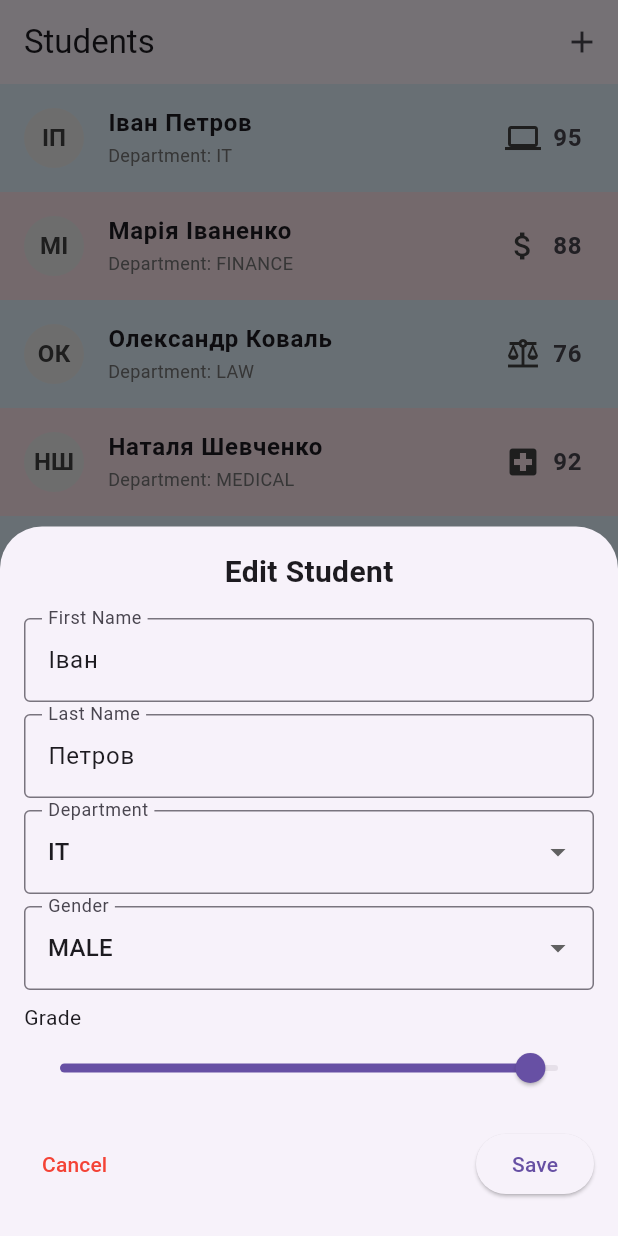
After one commit to KravMark/kravtzov_kiuki_21_9, a Flutter app: the screen it shows after launch, after a tap on an icon or button, on a phone screen of 412 x 824 dp. The commit adds this screen. Run offline on Flutter 3.47's test engine with Material 3 defaults, Android fonts, the phone set to English and light mode, and no system bars.

Commit message:
лабораторна 2

```diff
--- a/lib/main.dart
+++ b/lib/main.dart
@@ -2,6 +2,7 @@ import 'package:flutter/material.dart';
 import 'widgets/students.dart';
 
 void main() {
+  WidgetsFlutterBinding.ensureInitialized();
   runApp(const MyApp());
 }
 
@@ -15,7 +16,7 @@ class MyApp extends StatelessWidget {
       theme: ThemeData(
         primarySwatch: Colors.blue,
       ),
-      home: StudentsScreen(),
+      home: const StudentsScreen(),
     );
   }
 }
--- /dev/null
+++ b/lib/widgets/new_student.dart
@@ -0,0 +1,149 @@
+import 'package:flutter/material.dart';
+import '../models/enums.dart';
+import '../models/student_item.dart';
+
+class NewStudent extends StatefulWidget {
+  final Student? student;
+  final void Function(Student) onSubmit;
+
+  const NewStudent({
+    Key? key,
+    this.student,
+    required this.onSubmit,
+  }) : super(key: key);
+
+  @override
+  State<NewStudent> createState() => _NewStudentState();
+}
+
+class _NewStudentState extends State<NewStudent> {
+  late TextEditingController _firstNameController;
+  late TextEditingController _lastNameController;
+  Department _selectedDepartment = Department.it;
+  Gender _selectedGender = Gender.male;
+  int _grade = 0;
+
+  @override
+  void initState() {
+    super.initState();
+    _firstNameController = TextEditingController(text: widget.student?.firstName ?? '');
+    _lastNameController = TextEditingController(text: widget.student?.lastName ?? '');
+    _selectedDepartment = widget.student?.department ?? Department.it;
+    _selectedGender = widget.student?.gender ?? Gender.male;
+    _grade = widget.student?.grade ?? 0;
+  }
+
+  @override
+  void dispose() {
+    _firstNameController.dispose();
+    _lastNameController.dispose();
+    super.dispose();
+  }
+
+  void _handleSave() {
+    final newStudent = Student(
+      firstName: _firstNameController.text.trim(),
+      lastName: _lastNameController.text.trim(),
+      department: _selectedDepartment,
+      grade: _grade,
+      gender: _selectedGender,
+    );
+    widget.onSubmit(newStudent);
+    Navigator.of(context).pop();
+  }
+
+  void _handleCancel() {
+    Navigator.of(context).pop();
+  }
+
+  @override
+  Widget build(BuildContext context) {
+    return SingleChildScrollView(
+      padding: EdgeInsets.only(
+        bottom: MediaQuery.of(context).viewInsets.bottom,
+      ),
+      child: Padding(
+        padding: const EdgeInsets.fromLTRB(16, 16, 16, 24),
+        child: Column(
+          mainAxisSize: MainAxisSize.min,
+          children: [
+            Text(widget.student == null ? 'Add New Student' : 'Edit Student', style: const TextStyle(fontSize: 20, fontWeight: FontWeight.bold)),
+            const SizedBox(height: 16),
+            TextField(
+              controller: _firstNameController,
+              decoration: const InputDecoration(labelText: 'First Name', border: OutlineInputBorder()),
+            ),
+            const SizedBox(height: 8),
+            TextField(
+              controller: _lastNameController,
+              decoration: const InputDecoration(labelText: 'Last Name', border: OutlineInputBorder()),
+            ),
+            const SizedBox(height: 8),
+            DropdownButtonFormField<Department>(
+              value: _selectedDepartment,
+              decoration: const InputDecoration(labelText: 'Department', border: OutlineInputBorder()),
+              items: Department.values.map((dept) {
+                return DropdownMenuItem<Department>(
+                  value: dept,
+                  child: Text(dept.name.toUpperCase()),
+                );
+              }).toList(),
+              onChanged: (newVal) {
+                if (newVal != null) {
+                  setState(() {
+                    _selectedDepartment = newVal;
+                  });
+                }
+              },
+            ),
+            const SizedBox(height: 8),
+            DropdownButtonFormField<Gender>(
+              value: _selectedGender,
+              decoration: const InputDecoration(labelText: 'Gender', border: OutlineInputBorder()),
+              items: Gender.values.map((g) {
+                return DropdownMenuItem<Gender>(
+                  value: g,
+                  child: Text(g.name.toUpperCase()),
+                );
+              }).toList(),
+              onChanged: (val) {
+                if (val != null) {
+                  setState(() {
+                    _selectedGender = val;
+                  });
+                }
+              },
+            ),
+            const SizedBox(height: 8),
+            Column(
+              crossAxisAlignment: CrossAxisAlignment.start,
+              children: [
+                const Text('Grade'),
+                Slider(
+                  value: _grade.toDouble(),
+                  min: 0,
+                  max: 100,
+                  divisions: 100,
+                  label: _grade.toString(),
+                  onChanged: (val) {
+                    setState(() {
+                      _grade = val.toInt();
+                    });
+                  },
+                ),
+              ],
+            ),
+            const SizedBox(height: 16),
+            Row(
+              mainAxisAlignment: MainAxisAlignment.spaceBetween,
+              children: [
+                TextButton(onPressed: _handleCancel, child: const Text('Cancel', style: TextStyle(color: Colors.red))),
+                ElevatedButton(onPressed: _handleSave, child: const Text('Save')),
+              ],
+            ),
+          ],
+        ),
+      ),
+    );
+  }
+}
--- a/lib/widgets/students.dart
+++ b/lib/widgets/students.dart
@@ -1,11 +1,78 @@
 import 'package:flutter/material.dart';
+import '../models/enums.dart';
 import '../models/student_item.dart';
-import '../models/enums.dart';
+import 'new_student.dart';
 
-class StudentItemWidget extends StatelessWidget {
-  final Student student;
+class StudentsScreen extends StatefulWidget {
+  const StudentsScreen({Key? key}) : super(key: key);
 
-  const StudentItemWidget({Key? key, required this.student}) : super(key: key);
+  @override
+  State<StudentsScreen> createState() => _StudentsScreenState();
+}
+
+class _StudentsScreenState extends State<StudentsScreen> {
+  List<Student> _students = [
+    Student(firstName: 'Іван', lastName: 'Петров', department: Department.it, grade: 95, gender: Gender.male),
+    Student(firstName: 'Марія', lastName: 'Іваненко', department: Department.finance, grade: 88, gender: Gender.female),
+    Student(firstName: 'Олександр', lastName: 'Коваль', department: Department.law, grade: 76, gender: Gender.male),
+    Student(firstName: 'Наталя', lastName: 'Шевченко', department: Department.medical, grade: 92, gender: Gender.female),
+    Student(firstName: 'Андрій', lastName: 'Сидоренко', department: Department.it, grade: 60, gender: Gender.male),
+  ];
+
+  Student? _lastDeletedStudent;
+  int? _lastDeletedIndex;
+
+  void _showNewStudentModal({Student? editingStudent, int? editingIndex}) {
+    showModalBottomSheet(
+      context: context,
+      isScrollControlled: true,
+      builder: (ctx) {
+        return NewStudent(
+          student: editingStudent,
+          onSubmit: (newStudent) {
+            setState(() {
+              if (editingIndex != null) {
+                _students[editingIndex] = newStudent;
+              } else {
+                _students.add(newStudent);
+              }
+            });
+          },
+        );
+      },
+    );
+  }
+
+  void _deleteStudent(int index) {
+    setState(() {
+      _lastDeletedStudent = _students[index];
+      _lastDeletedIndex = index;
+      _students.removeAt(index);
+    });
+    _showUndoSnackbar();
+  }
+
+  void _showUndoSnackbar() {
+    ScaffoldMessenger.of(context).showSnackBar(
+      SnackBar(
+        content: const Text('Student deleted'),
+        action: SnackBarAction(
+          label: 'Undo',
+          onPressed: _undoDelete,
+        ),
+      ),
+    );
+  }
+
+  void _undoDelete() {
+    if (_lastDeletedStudent != null && _lastDeletedIndex != null) {
+      setState(() {
+        _students.insert(_lastDeletedIndex!, _lastDeletedStudent!);
+      });
+    }
+    _lastDeletedStudent = null;
+    _lastDeletedIndex = null;
+  }
 
   Color _getBackgroundColorByGender(Gender gender) {
     return gender == Gender.male ? Colors.blue.shade50 : Colors.pink.shade50;
@@ -13,7 +80,29 @@ class StudentItemWidget extends StatelessWidget {
 
   @override
   Widget build(BuildContext context) {
-    return Container(
+    return Scaffold(
+      appBar: AppBar(
+        title: const Text('Students'),
+        actions: [
+          IconButton(icon: const Icon(Icons.add), onPressed: () => _showNewStudentModal()),
+        ],
+      ),
+      body: ListView.builder(
+        itemCount: _students.length,
+        itemBuilder: (ctx, index) {
+          final student = _students[index];
+          return Dismissible(
+            key: ValueKey(student),
+            background: Container(color: Colors.red, child: const Align(alignment: Alignment.centerLeft, child: Padding(padding: EdgeInsets.only(left: 16.0), child: Icon(Icons.delete, color: Colors.white)))),
+            secondaryBackground: Container(color: Colors.red, child: const Align(alignment: Alignment.centerRight, child: Padding(padding: EdgeInsets.only(right: 16.0), child: Icon(Icons.delete, color: Colors.white)))),
+            onDismissed: (direction) {
+              _deleteStudent(index);
+            },
+            child: InkWell(
+              onTap: () {
+                _showNewStudentModal(editingStudent: student, editingIndex: index);
+              },
+              child: Container(
                 color: _getBackgroundColorByGender(student.gender),
                 child: ListTile(
                   leading: CircleAvatar(
@@ -21,96 +110,25 @@ class StudentItemWidget extends StatelessWidget {
                     child: Text(
                       (student.firstName.isNotEmpty ? student.firstName[0].toUpperCase() : '') +
                       (student.lastName.isNotEmpty ? student.lastName[0].toUpperCase() : ''),
-            style: TextStyle(
-              fontWeight: FontWeight.bold,
-              color: Colors.grey.shade800,
+                      style: TextStyle(fontWeight: FontWeight.bold, color: Colors.grey.shade800),
+                    ),
+                  ),
+                  title: Text('${student.firstName} ${student.lastName}', style: const TextStyle(fontSize: 16, fontWeight: FontWeight.w600)),
+                  subtitle: Text('Department: ${student.department.name.toUpperCase()}', style: TextStyle(fontSize: 12, color: Colors.grey.shade600)),
+                  trailing: Row(
+                    mainAxisSize: MainAxisSize.min,
+                    children: [
+                      Icon(departmentIcons[student.department], color: Colors.grey.shade800),
+                      const SizedBox(width: 8),
+                      Text(student.grade.toString(), style: const TextStyle(fontSize: 16, fontWeight: FontWeight.bold)),
+                    ],
                   ),
                 ),
               ),
-        title: Text(
-          '${student.firstName} ${student.lastName}',
-          style: const TextStyle(
-            fontSize: 16,
-            fontWeight: FontWeight.w600,
             ),
-        ),
-        subtitle: Text(
-          'Department: ${student.department.name.toUpperCase()}',
-          style: TextStyle(fontSize: 12, color: Colors.grey.shade600),
-        ),
-        trailing: Row(
-          mainAxisSize: MainAxisSize.min,
-          children: [
-            Icon(
-              departmentIcons[student.department],
-              color: Colors.grey.shade800,
-            ),
-            const SizedBox(width: 8),
-            Text(
-              student.grade.toString(),
-              style: const TextStyle(
-                fontSize: 16,
-                fontWeight: FontWeight.bold,
-              ),
-            ),
-          ],
-        ),
+          );
+        },
       ),
     );
   }
 }
-
-class StudentsScreen extends StatelessWidget {
-  StudentsScreen({Key? key}) : super(key: key);
-
-  final List<Student> students = [
-    Student(
-      firstName: 'Iван',
-      lastName: 'Петров',
-      department: Department.it,
-      grade: 95,
-      gender: Gender.male,
-    ),
-    Student(
-      firstName: 'Марiя',
-      lastName: 'Iваненко',
-      department: Department.finance,
-      grade: 88,
-      gender: Gender.female,
-    ),
-    Student(
-      firstName: 'Олександр',
-      lastName: 'Коваль',
-      department: Department.law,
-      grade: 76,
-      gender: Gender.male,
-    ),
-    Student(
-      firstName: 'Наталя',
-      lastName: 'Шевченко',
-      department: Department.medical,
-      grade: 92,
-      gender: Gender.female,
-    ),
-    Student(
-      firstName: 'Андрій',
-      lastName: 'Сидоренко',
-      department: Department.it,
-      grade: 60,
-      gender: Gender.male,
-    ),
-  ];
-
-  @override
-  Widget build(BuildContext context) {
-    return Scaffold(
-      appBar: AppBar(
-        title: const Text('Students'),
-      ),
-      body: ListView.builder(
-        itemCount: students.length,
-        itemBuilder: (context, index) => StudentItemWidget(student: students[index]),
-      ),
-    );
-  }
-}
```
Lines whose indentation alone changed are shown as unchanged.
